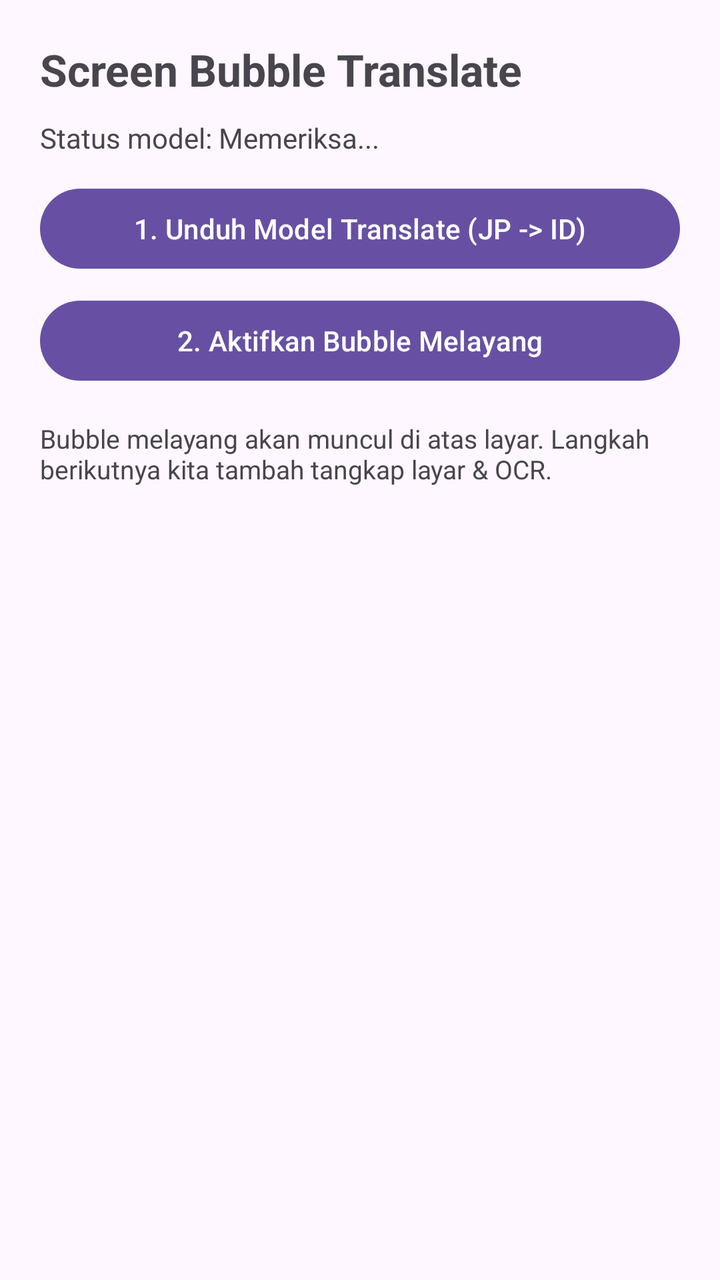
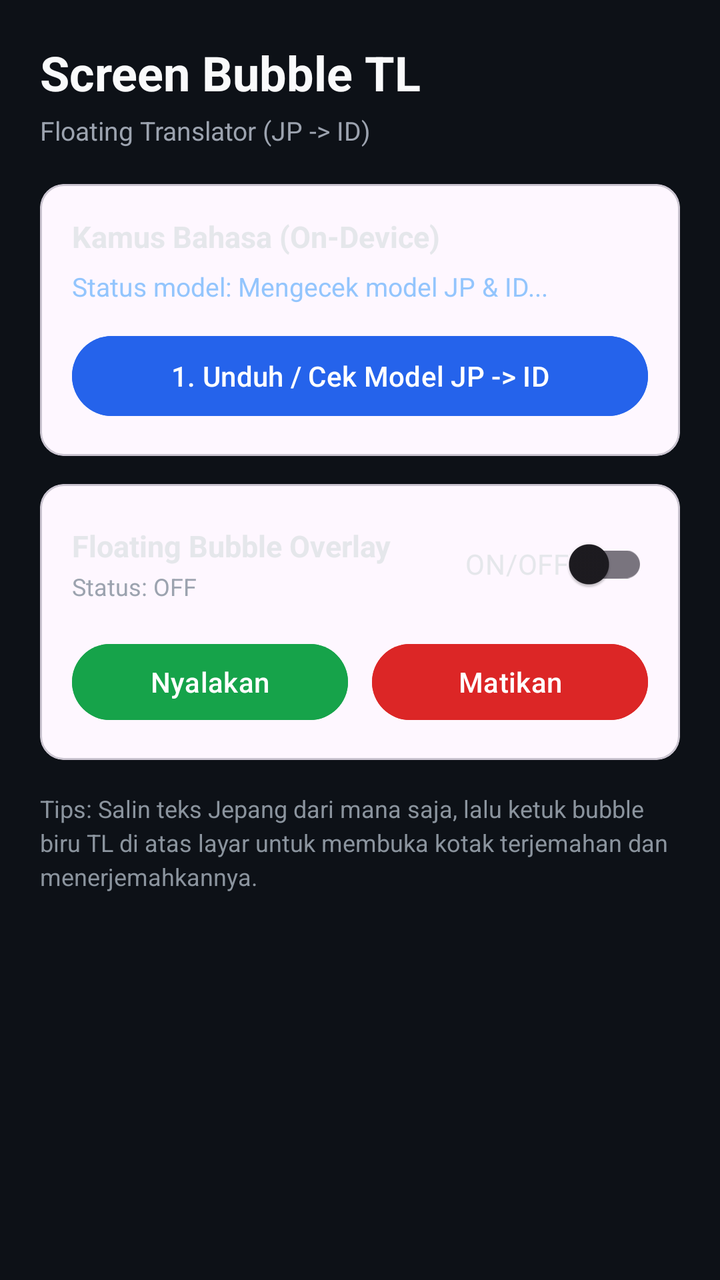

Screens rendered from an Android XML layout before and after an edit, with the pre-edit source and the edit as a unified diff.
<!-- AndroidManifest.xml: application theme Theme.Material3.DayNight.NoActionBar -->
<!-- res/layout/activity_main.xml -->
<?xml version="1.0" encoding="utf-8"?>
<LinearLayout xmlns:android="http://schemas.android.com/apk/res/android"
    android:layout_width="match_parent"
    android:layout_height="match_parent"
    android:orientation="vertical"
    android:padding="20dp">

    <TextView
        android:layout_width="wrap_content"
        android:layout_height="wrap_content"
        android:text="Screen Bubble Translate"
        android:textSize="22sp"
        android:textStyle="bold" />

    <TextView
        android:id="@+id/tvModelStatus"
        android:layout_width="match_parent"
        android:layout_height="wrap_content"
        android:layout_marginTop="10dp"
        android:text="Status model: Memeriksa..." />

    <Button
        android:id="@+id/btnDownloadModel"
        android:layout_width="match_parent"
        android:layout_height="wrap_content"
        android:layout_marginTop="12dp"
        android:text="1. Unduh Model Translate (JP -&gt; ID)" />

    <Button
        android:id="@+id/btnStartBubble"
        android:layout_width="match_parent"
        android:layout_height="wrap_content"
        android:layout_marginTop="8dp"
        android:text="2. Aktifkan Bubble Melayang" />

    <TextView
        android:layout_width="match_parent"
        android:layout_height="wrap_content"
        android:layout_marginTop="16dp"
        android:text="Bubble melayang akan muncul di atas layar. Langkah berikutnya kita tambah tangkap layar &amp; OCR."
        android:textSize="13sp" />

</LinearLayout>
<!-- resources referenced by this layout -->
<resources>

</resources>

<!-- the commit's change to res/layout/activity_main.xml (unified diff, before → after) -->
@@ -1,43 +1,171 @@
 <?xml version="1.0" encoding="utf-8"?>
-<LinearLayout xmlns:android="http://schemas.android.com/apk/res/android"
+<ScrollView xmlns:android="http://schemas.android.com/apk/res/android"
+    xmlns:app="http://schemas.android.com/apk/res/android"
     android:layout_width="match_parent"
     android:layout_height="match_parent"
-    android:orientation="vertical"
-    android:padding="20dp">
+    android:background="#0D1117"
+    android:fillViewport="true">
 
-    <TextView
-        android:layout_width="wrap_content"
-        android:layout_height="wrap_content"
-        android:text="Screen Bubble Translate"
-        android:textSize="22sp"
-        android:textStyle="bold" />
-
-    <TextView
-        android:id="@+id/tvModelStatus"
+    <LinearLayout
         android:layout_width="match_parent"
         android:layout_height="wrap_content"
-        android:layout_marginTop="10dp"
-        android:text="Status model: Memeriksa..." />
+        android:orientation="vertical"
+        android:padding="20dp">
 
-    <Button
-        android:id="@+id/btnDownloadModel"
-        android:layout_width="match_parent"
-        android:layout_height="wrap_content"
-        android:layout_marginTop="12dp"
-        android:text="1. Unduh Model Translate (JP -&gt; ID)" />
+        <TextView
+            android:layout_width="wrap_content"
+            android:layout_height="wrap_content"
+            android:text="Screen Bubble TL"
+            android:textColor="#F9FAFB"
+            android:textSize="24sp"
+            android:textStyle="bold" />
 
-    <Button
-        android:id="@+id/btnStartBubble"
-        android:layout_width="match_parent"
-        android:layout_height="wrap_content"
-        android:layout_marginTop="8dp"
-        android:text="2. Aktifkan Bubble Melayang" />
+        <TextView
+            android:layout_width="wrap_content"
+            android:layout_height="wrap_content"
+            android:layout_marginTop="4dp"
+            android:text="Floating Translator (JP -&gt; ID)"
+            android:textColor="#9CA3AF"
+            android:textSize="13sp" />
 
-    <TextView
-        android:layout_width="match_parent"
-        android:layout_height="wrap_content"
-        android:layout_marginTop="16dp"
-        android:text="Bubble melayang akan muncul di atas layar. Langkah berikutnya kita tambah tangkap layar &amp; OCR."
-        android:textSize="13sp" />
+        
+        <com.google.android.material.card.MaterialCardView
+            android:layout_width="match_parent"
+            android:layout_height="wrap_content"
+            android:layout_marginTop="18dp"
+            app:cardBackgroundColor="#161B22"
+            app:cardCornerRadius="16dp"
+            app:strokeColor="#2A3241"
+            app:strokeWidth="1dp">
 
-</LinearLayout>
+            <LinearLayout
+                android:layout_width="match_parent"
+                android:layout_height="wrap_content"
+                android:orientation="vertical"
+                android:padding="16dp">
+
+                <TextView
+                    android:layout_width="wrap_content"
+                    android:layout_height="wrap_content"
+                    android:text="Kamus Bahasa (On-Device)"
+                    android:textColor="#E5E7EB"
+                    android:textSize="15sp"
+                    android:textStyle="bold" />
+
+                <TextView
+                    android:id="@+id/tvModelStatus"
+                    android:layout_width="match_parent"
+                    android:layout_height="wrap_content"
+                    android:layout_marginTop="6dp"
+                    android:text="Status model: Mengecek model JP &amp; ID..."
+                    android:textColor="#93C5FD"
+                    android:textSize="13sp" />
+
+                <com.google.android.material.button.MaterialButton
+                    android:id="@+id/btnDownloadModel"
+                    android:layout_width="match_parent"
+                    android:layout_height="48dp"
+                    android:layout_marginTop="12dp"
+                    android:text="1. Unduh / Cek Model JP -&gt; ID"
+                    android:textAllCaps="false"
+                    app:backgroundTint="#2563EB"
+                    app:cornerRadius="12dp" />
+            </LinearLayout>
+        </com.google.android.material.card.MaterialCardView>
+
+        
+        <com.google.android.material.card.MaterialCardView
+            android:layout_width="match_parent"
+            android:layout_height="wrap_content"
+            android:layout_marginTop="14dp"
+            app:cardBackgroundColor="#161B22"
+            app:cardCornerRadius="16dp"
+            app:strokeColor="#2A3241"
+            app:strokeWidth="1dp">
+
+            <LinearLayout
+                android:layout_width="match_parent"
+                android:layout_height="wrap_content"
+                android:orientation="vertical"
+                android:padding="16dp">
+
+                <LinearLayout
+                    android:layout_width="match_parent"
+                    android:layout_height="wrap_content"
+                    android:gravity="center_vertical"
+                    android:orientation="horizontal">
+
+                    <LinearLayout
+                        android:layout_width="0dp"
+                        android:layout_height="wrap_content"
+                        android:layout_weight="1"
+                        android:orientation="vertical">
+
+                        <TextView
+                            android:layout_width="wrap_content"
+                            android:layout_height="wrap_content"
+                            android:text="Floating Bubble Overlay"
+                            android:textColor="#E5E7EB"
+                            android:textSize="15sp"
+                            android:textStyle="bold" />
+
+                        <TextView
+                            android:id="@+id/tvBubbleState"
+                            android:layout_width="wrap_content"
+                            android:layout_height="wrap_content"
+                            android:layout_marginTop="2dp"
+                            android:text="Status: OFF"
+                            android:textColor="#9CA3AF"
+                            android:textSize="12sp" />
+                    </LinearLayout>
+
+                    <com.google.android.material.switchmaterial.SwitchMaterial
+                        android:id="@+id/switchFloating"
+                        android:layout_width="wrap_content"
+                        android:layout_height="wrap_content"
+                        android:text="ON/OFF"
+                        android:textColor="#E5E7EB" />
+                </LinearLayout>
+
+                <LinearLayout
+                    android:layout_width="match_parent"
+                    android:layout_height="wrap_content"
+                    android:layout_marginTop="12dp"
+                    android:orientation="horizontal">
+
+                    <com.google.android.material.button.MaterialButton
+                        android:id="@+id/btnStartBubble"
+                        android:layout_width="0dp"
+                        android:layout_height="46dp"
+                        android:layout_marginEnd="6dp"
+                        android:layout_weight="1"
+                        android:text="Nyalakan"
+                        android:textAllCaps="false"
+                        app:backgroundTint="#16A34A"
+                        app:cornerRadius="12dp" />
+
+                    <com.google.android.material.button.MaterialButton
+                        android:id="@+id/btnStopBubble"
+                        android:layout_width="0dp"
+                        android:layout_height="46dp"
+                        android:layout_marginStart="6dp"
+                        android:layout_weight="1"
+                        android:text="Matikan"
+                        android:textAllCaps="false"
+                        app:backgroundTint="#DC2626"
+                        app:cornerRadius="12dp" />
+                </LinearLayout>
+            </LinearLayout>
+        </com.google.android.material.card.MaterialCardView>
+
+        <TextView
+            android:layout_width="match_parent"
+            android:layout_height="wrap_content"
+            android:layout_marginTop="16dp"
+            android:lineSpacingExtra="3dp"
+            android:text="Tips: Salin teks Jepang dari mana saja, lalu ketuk bubble biru TL di atas layar untuk membuka kotak terjemahan dan menerjemahkannya."
+            android:textColor="#8B949E"
+            android:textSize="12sp" />
+
+    </LinearLayout>
+</ScrollView>
